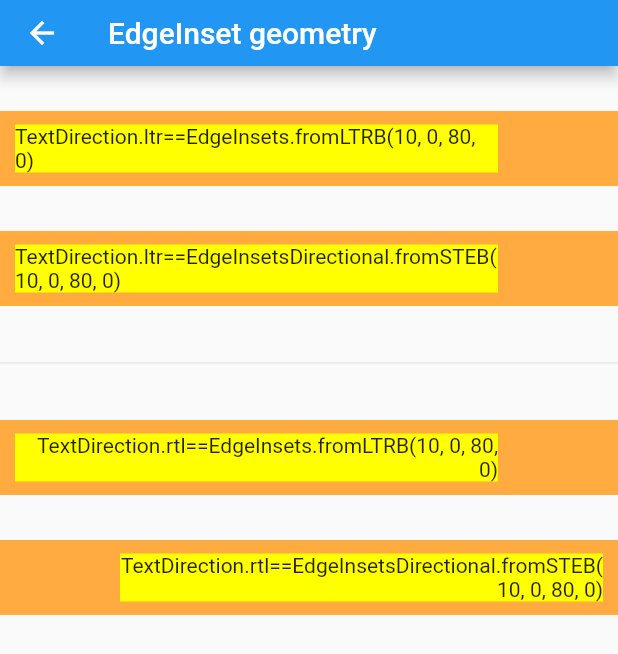
After one commit to dev-zhang/flutter_study, a Flutter app: the EdgeInsetsPage screen opened directly, on a phone screen of 412 x 824 dp. The commit adds this screen. Shown: the top 654 px of the screen. Run offline on Flutter 3.47's test engine with Material 2 defaults, Android fonts, the phone set to English and light mode, and no system bars; our stand-ins replace event_bus, flutter_svg; missing offline and left inert: color_thief_flutter.

Commit message:
新增EdgeInsetsGeometry示例。

```diff
--- /dev/null
+++ b/lib/edge_insets/edge_insets_page.dart
@@ -0,0 +1,98 @@
+import 'package:flutter/material.dart';
+import 'package:flutter_study/constant/constant.dart';
+
+class EdgeInsetsPage extends StatelessWidget {
+  @override
+  Widget build(BuildContext context) {
+    return Scaffold(
+      appBar: PreferredSize(
+        child: AppBar(title: Text('EdgeInset geometry')),
+        preferredSize: Size.fromHeight(kAppBarHeight),
+      ),
+      body: _buildBody(context),
+    );
+  }
+
+  Widget _buildBody(BuildContext context) {
+    return SingleChildScrollView(
+      child: Column(
+        children: <Widget>[
+          Directionality(
+            textDirection: TextDirection.ltr,
+            child: Column(
+              children: <Widget>[
+                Container(
+                  color: Colors.orangeAccent,
+                  height: 50,
+                  width: double.infinity,
+                  alignment: Alignment.center,
+                  margin: EdgeInsets.only(top: 30),
+                  padding: EdgeInsets.fromLTRB(10, 0, 80, 0),
+                  child: Container(
+                    color: Colors.yellowAccent,
+                    width: double.infinity,
+                    child: Text(
+                        'TextDirection.ltr==EdgeInsets.fromLTRB(10, 0, 80, 0)'),
+                  ),
+                ),
+                Container(
+                  color: Colors.orangeAccent,
+                  height: 50,
+                  width: double.infinity,
+                  alignment: Alignment.center,
+                  margin: EdgeInsets.only(top: 30),
+                  padding: EdgeInsetsDirectional.fromSTEB(10, 0, 80, 0),
+                  child: Container(
+                    color: Colors.yellowAccent,
+                    width: double.infinity,
+                    child: Text(
+                        'TextDirection.ltr==EdgeInsetsDirectional.fromSTEB(10, 0, 80, 0)'),
+                  ),
+                ),
+              ],
+            ),
+          ),
+          SizedBox(height: 30),
+          Divider(),
+          Directionality(
+            textDirection: TextDirection.rtl,
+            child: Column(
+              children: <Widget>[
+                Container(
+                  color: Colors.orangeAccent,
+                  height: 50,
+                  width: double.infinity,
+                  alignment: Alignment.center,
+                  margin: EdgeInsets.only(top: 30),
+                  // EdgeInsets: 使用物理标签
+                  padding: EdgeInsets.fromLTRB(10, 0, 80, 0),
+                  child: Container(
+                    color: Colors.yellowAccent,
+                    width: double.infinity,
+                    child: Text(
+                        'TextDirection.rtl==EdgeInsets.fromLTRB(10, 0, 80, 0)'),
+                  ),
+                ),
+                Container(
+                  color: Colors.orangeAccent,
+                  height: 50,
+                  width: double.infinity,
+                  alignment: Alignment.center,
+                  margin: EdgeInsets.only(top: 30),
+                  // 取决于文字的书写方向
+                  padding: EdgeInsetsDirectional.fromSTEB(10, 0, 80, 0),
+                  child: Container(
+                    color: Colors.yellowAccent,
+                    width: double.infinity,
+                    child: Text(
+                        'TextDirection.rtl==EdgeInsetsDirectional.fromSTEB(10, 0, 80, 0)'),
+                  ),
+                ),
+              ],
+            ),
+          ),
+        ],
+      ),
+    );
+  }
+}
--- a/lib/home_page.dart
+++ b/lib/home_page.dart
@@ -5,6 +5,7 @@ import 'package:flutter_study/bottom_tab/global_event_bus.dart';
 import 'package:flutter_study/color_recognition/color_recognition_page.dart';
 import 'package:flutter_study/container_type/container_type_list_page.dart';
 import 'package:flutter_study/debounce/debounce_page.dart';
+import 'package:flutter_study/edge_insets/edge_insets_page.dart';
 import 'package:flutter_study/shape/shape_page.dart';
 import 'package:flutter_study/throttle/throttle_page.dart';
 import 'package:flutter_study/ui_adaptation/ui_adaptation_page.dart';
@@ -73,6 +74,8 @@ class HomePage extends StatelessWidget {
                 title: '容器类组件', targetPage: ContainerTypeListPage()),
             _buildItem(context, title: 'UI适配', targetPage: UIAdaptationPage()),
             _buildItem(context, title: '动画', targetPage: AnimationPage()),
+            _buildItem(context,
+                title: 'EdgeInsetsGeometry', targetPage: EdgeInsetsPage()),
           ],
         ),
       ),
```
